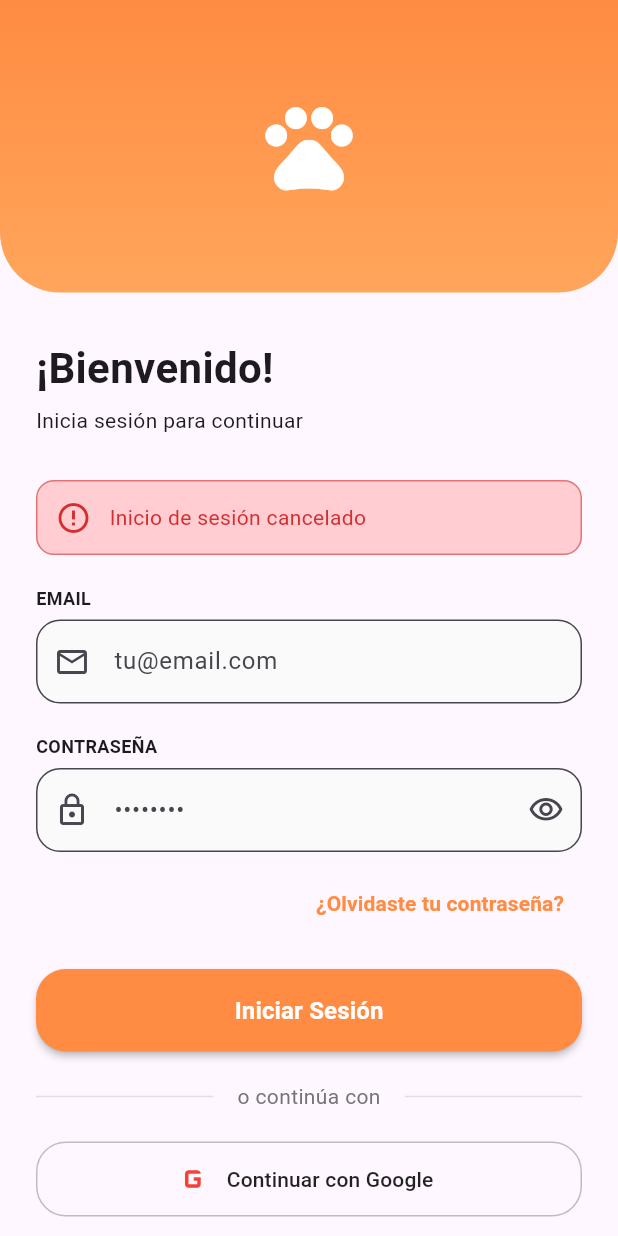
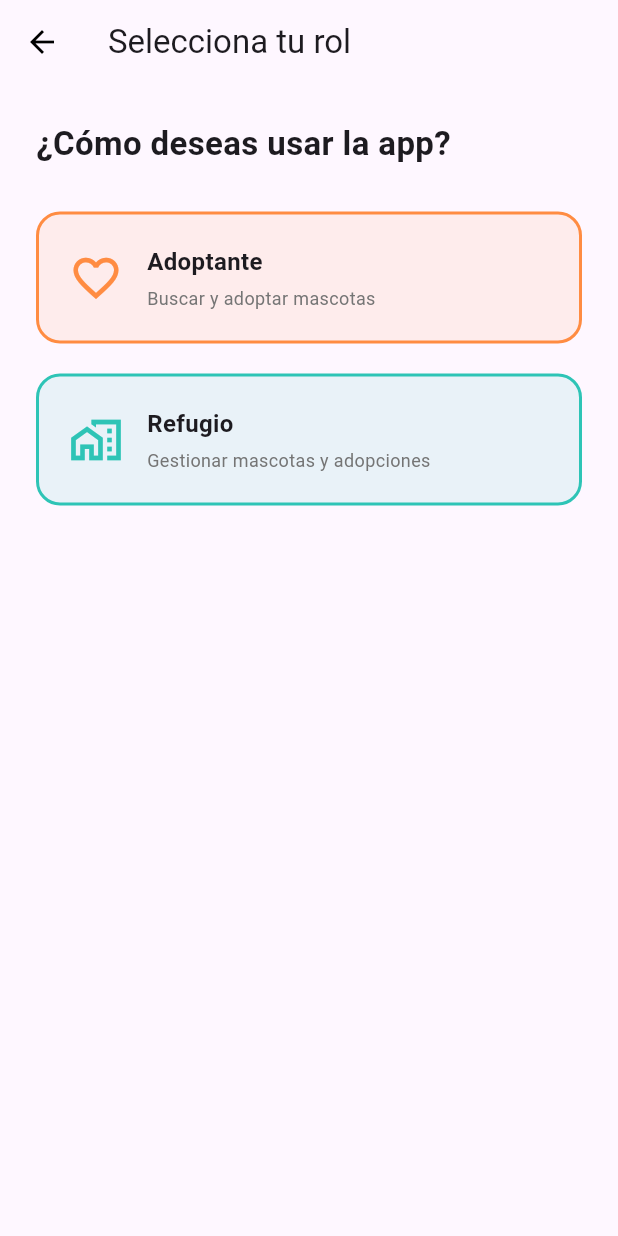
Before and after one commit to jhoncasq231-design/app_pet_adopt, a Flutter app: the screen it shows after launch, after a tap on "Continuar con Google", on a phone screen of 412 x 824 dp. Run offline on Flutter 3.47's test engine with Material 3 defaults, Android fonts, the phone set to English and light mode, and no system bars; our stand-ins replace flutter_dotenv, google_sign_in, image_picker, supabase_flutter; accounts and stored records are empty.

Commit message:
cambio final

```diff
--- a/lib/data/services/google_auth_service.dart
+++ b/lib/data/services/google_auth_service.dart
@@ -1,3 +1,4 @@
+import 'package:app_pet_adopt/presentation/login/role_selection_google_page.dart';
 import 'package:google_sign_in/google_sign_in.dart';
 import 'package:supabase_flutter/supabase_flutter.dart';
 
@@ -9,7 +10,9 @@ class GoogleAuthService {
   static SupabaseClient get _supabase => Supabase.instance.client;
 
   /// Iniciar sesión con Google
-  static Future<Map<String, dynamic>> signInWithGoogle() async {
+  static Future<Map<String, dynamic>> signInWithGoogle({
+  required String rol,
+}) async {
     try {
       // Obtener cuenta de Google
       final GoogleSignInAccount? googleUser = await _googleSignIn.signIn();
@@ -52,14 +55,15 @@ class GoogleAuthService {
   await _supabase.from('profiles').insert({
     'id': userId,
     'email': userEmail,
-            'rol': 'adoptante', // Rol por defecto para OAuth
+    'rol': RoleSelectionGooglePage, // ✅ rol elegido por el usuario
     'nombre': googleUser.displayName ?? userEmail.split('@')[0],
     'foto_perfil': googleUser.photoUrl,
   });
 } catch (profileError) {
   print('Error al crear perfil: $profileError');
-          // Si el perfil ya se creó por trigger, continuamos
+  // Si el perfil ya existe, continuamos
 }
+
 
         return {
           'success': true,
--- a/lib/main.dart
+++ b/lib/main.dart
@@ -1,27 +1,25 @@
 import 'package:flutter/material.dart';
 import 'package:supabase_flutter/supabase_flutter.dart';
+import 'package:flutter_dotenv/flutter_dotenv.dart';
 
 import 'presentation/routes/app_routes.dart';
 import 'presentation/login/login_page.dart';
 import 'presentation/home/home_container_adoptant_page.dart';
 import 'presentation/shelter_admin/home_container_shelter_page.dart';
 
+
 Future<void> main() async {
   WidgetsFlutterBinding.ensureInitialized();
 
-  // Inicializar Supabase
+  await dotenv.load(fileName: ".env");
+
   await Supabase.initialize(
-    url: 'https://qygsuhhtijuzobuwfaxt.supabase.co',
-    anonKey:
-        'eyJhbGciOiJIUzI1NiIsInR5cCI6IkpXVCJ9.eyJpc3MiOiJzdXBhYmFzZSIsInJlZiI6InF5Z3N1aGh0aWp1em9idXdmYXh0Iiwicm9sZSI6ImFub24iLCJpYXQiOjE3Njc2NDM1NTYsImV4cCI6MjA4MzIxOTU1Nn0.Lfv4sTOWkhwVIy8IddOIy2jbPtLAe5w915MlxKDkvlE',
+    url: dotenv.env['SUPABASE_URL']!,
+    anonKey: dotenv.env['SUPABASE_ANON_KEY']!,
   );
-
-  // Firebase y notificaciones desactivados por ahora
-  // Se habilitarán cuando tengas Firebase configurado
 
   runApp(const PetAdoptApp());
 }
-
 class PetAdoptApp extends StatelessWidget {
   const PetAdoptApp({super.key});
 
--- a/lib/presentation/login/login_page.dart
+++ b/lib/presentation/login/login_page.dart
@@ -5,7 +5,8 @@ import '../../data/services/google_auth_service.dart';
 import '../../data/services/adoption_notification_service.dart';
 import '../routes/app_routes.dart';
 import 'forgot_password_page.dart';
-
+import "role_selection_page.dart";
+import "role_selection_google_page.dart";
 class LoginPage extends StatefulWidget {
   const LoginPage({super.key});
 
@@ -88,56 +89,7 @@ class _LoginPageState extends State<LoginPage> {
     );
   }
 
-  void _handleGoogleSignIn() async {
-    setState(() {
-      _isLoading = true;
-      _errorMessage = null;
-    });
 
-    try {
-      final result = await GoogleAuthService.signInWithGoogle();
-
-      if (!mounted) return;
-
-      if (result['success']) {
-        // Obtener el rol del usuario autenticado
-        final userRole = AuthService.getUserRole();
-
-        // Guardar token FCM para notificaciones
-        final userId = AuthService.getCurrentUserId();
-        if (userId != null) {
-          // El token FCM se guardará automáticamente en el servicio de notificaciones
-          await AdoptionNotificationService.saveFCMTokenForUser(
-            userId,
-            '', // El token se obtiene del servicio de notificaciones
-          );
-        }
-
-        // Navegar según el rol
-        if (userRole == 'adoptante') {
-          Navigator.pushReplacementNamed(context, AppRoutes.homeAdoptant);
-        } else if (userRole == 'refugio') {
-          Navigator.pushReplacementNamed(context, AppRoutes.homeShelter);
-        } else {
-          setState(() {
-            _errorMessage = 'Rol de usuario no válido';
-            _isLoading = false;
-          });
-        }
-      } else {
-        setState(() {
-          _errorMessage = result['message'];
-          _isLoading = false;
-        });
-      }
-    } catch (e) {
-      if (!mounted) return;
-      setState(() {
-        _errorMessage = 'Error al iniciar sesión con Google: $e';
-        _isLoading = false;
-      });
-    }
-  }
 
   @override
   Widget build(BuildContext context) {
@@ -357,7 +309,17 @@ class _LoginPageState extends State<LoginPage> {
 
                   // GOOGLE
                   OutlinedButton.icon(
-                    onPressed: _isLoading ? null : _handleGoogleSignIn,
+                    onPressed: _isLoading
+    ? null
+    : () {
+        Navigator.push(
+          context,
+          MaterialPageRoute(
+            builder: (_) => const RoleSelectionGooglePage(),
+          ),
+        );
+      },
+
                     icon: Icon(
                       Icons.g_mobiledata,
                       size: 28,
--- /dev/null
+++ b/lib/presentation/login/role_selection_google_page.dart
@@ -0,0 +1,151 @@
+import 'package:flutter/material.dart';
+import '../../core/colors.dart';
+import '../../data/services/google_auth_service.dart';
+import '../../presentation/routes/app_routes.dart';
+
+class RoleSelectionGooglePage extends StatefulWidget {
+  const RoleSelectionGooglePage({super.key});
+
+  @override
+  State<RoleSelectionGooglePage> createState() =>
+      _RoleSelectionGooglePageState();
+}
+
+class _RoleSelectionGooglePageState extends State<RoleSelectionGooglePage> {
+  bool _isLoading = false;
+  String? _error;
+
+  Future<void> _signInWithGoogle(String rol) async {
+    setState(() {
+      _isLoading = true;
+      _error = null;
+    });
+
+    final result = await GoogleAuthService.signInWithGoogle(rol: rol);
+
+    if (!mounted) return;
+
+    if (result['success']) {
+      if (rol == 'adoptante') {
+        Navigator.pushReplacementNamed(context, AppRoutes.homeAdoptant);
+      } else {
+        Navigator.pushReplacementNamed(context, AppRoutes.homeShelter);
+      }
+    } else {
+      setState(() {
+        _error = result['message'];
+        _isLoading = false;
+      });
+    }
+  }
+
+  @override
+  Widget build(BuildContext context) {
+    return Scaffold(
+      appBar: AppBar(
+        title: const Text('Selecciona tu rol'),
+        backgroundColor: Colors.transparent,
+        elevation: 0,
+        iconTheme: const IconThemeData(color: Colors.black),
+      ),
+      body: Padding(
+        padding: const EdgeInsets.all(24),
+        child: Column(
+          crossAxisAlignment: CrossAxisAlignment.stretch,
+          children: [
+            const Text(
+              '¿Cómo deseas usar la app?',
+              style: TextStyle(fontSize: 22, fontWeight: FontWeight.bold),
+            ),
+            const SizedBox(height: 30),
+
+            _RoleCard(
+              title: 'Adoptante',
+              description: 'Buscar y adoptar mascotas',
+              icon: Icons.favorite_outline,
+              color: AppColors.primaryOrange,
+              onTap: _isLoading ? null : () => _signInWithGoogle('adoptante'),
+            ),
+
+            const SizedBox(height: 20),
+
+            _RoleCard(
+              title: 'Refugio',
+              description: 'Gestionar mascotas y adopciones',
+              icon: Icons.home_work_outlined,
+              color: AppColors.primaryTeal,
+              onTap: _isLoading ? null : () => _signInWithGoogle('refugio'),
+            ),
+
+            if (_isLoading) ...[
+              const SizedBox(height: 30),
+              const Center(child: CircularProgressIndicator()),
+            ],
+
+            if (_error != null) ...[
+              const SizedBox(height: 20),
+              Text(
+                _error!,
+                style: const TextStyle(color: Colors.red),
+                textAlign: TextAlign.center,
+              ),
+            ],
+          ],
+        ),
+      ),
+    );
+  }
+}
+
+class _RoleCard extends StatelessWidget {
+  final String title;
+  final String description;
+  final IconData icon;
+  final Color color;
+  final VoidCallback? onTap;
+
+  const _RoleCard({
+    required this.title,
+    required this.description,
+    required this.icon,
+    required this.color,
+    this.onTap,
+  });
+
+  @override
+  Widget build(BuildContext context) {
+    return GestureDetector(
+      onTap: onTap,
+      child: Container(
+        padding: const EdgeInsets.all(20),
+        decoration: BoxDecoration(
+          borderRadius: BorderRadius.circular(16),
+          border: Border.all(color: color, width: 2),
+          color: color.withOpacity(0.1),
+        ),
+        child: Row(
+          children: [
+            Icon(icon, color: color, size: 36),
+            const SizedBox(width: 16),
+            Column(
+              crossAxisAlignment: CrossAxisAlignment.start,
+              children: [
+                Text(
+                  title,
+                  style: const TextStyle(
+                      fontSize: 16, fontWeight: FontWeight.bold),
+                ),
+                const SizedBox(height: 4),
+                Text(
+                  description,
+                  style:
+                      TextStyle(color: Colors.grey.shade600, fontSize: 12),
+                ),
+              ],
+            ),
+          ],
+        ),
+      ),
+    );
+  }
+}
--- a/lib/presentation/routes/app_routes.dart
+++ b/lib/presentation/routes/app_routes.dart
@@ -12,12 +12,14 @@ import '../ai_chat/ai_chat_page.dart';
 import '../map/map_page.dart';
 import '../adoption_requests/adoption_requests_page.dart';
 import '../pet_detail/pet_detail_page.dart';
+import '../login/role_selection_google_page.dart';
 
 class AppRoutes {
   // nombres de rutas
   static const login = '/login';
   static const registro = '/registro';
   static const roleSelection = '/roles';
+  static const roleSelectionGoogle = '/roles-google';
   static const forgotPassword = '/forgot-password';
   static const homeAdoptant = '/home-adoptant';
   static const homeShelter = '/home-shelter';
@@ -31,6 +33,7 @@ class AppRoutes {
     login: (_) => const LoginPage(),
     registro: (_) => const RegistroPage(),
     roleSelection: (_) => const RoleSelectionPage(),
+    roleSelectionGoogle: (_) => const RoleSelectionGooglePage(),
     forgotPassword: (_) => const ForgotPasswordPage(),
     homeAdoptant: (_) => const HomeContainerAdoptantPage(),
     homeShelter: (_) => const HomeContainerShelterPage(),
--- a/lib/services/auth_service.dart
+++ /dev/null
@@ -1,79 +0,0 @@
-// Modelo de usuario
-class User {
-  final String email;
-  final String password;
-  final String role; // 'adoptante' o 'refugio'
-
-  User({required this.email, required this.password, required this.role});
-}
-
-// Servicio de autenticación (mock)
-class AuthService {
-  // Base de datos en memoria (mock)
-  static final Map<String, User> _users = {
-    'adoptante@test.com': User(
-      email: 'adoptante@test.com',
-      password: '123456',
-      role: 'adoptante',
-    ),
-    'refugio@test.com': User(
-      email: 'refugio@test.com',
-      password: '123456',
-      role: 'refugio',
-    ),
-  };
-
-  static User? _currentUser;
-
-  // Registrar nuevo usuario
-  static Future<bool> register({
-    required String email,
-    required String password,
-    required String role,
-  }) async {
-    // Verificar si el email ya existe
-    if (_users.containsKey(email)) {
-      return false; // Email ya registrado
-    }
-
-    // Crear nuevo usuario
-    _users[email] = User(email: email, password: password, role: role);
-
-    return true; // Registro exitoso
-  }
-
-  // Login
-  static Future<bool> login({
-    required String email,
-    required String password,
-  }) async {
-    final user = _users[email];
-
-    if (user != null && user.password == password) {
-      _currentUser = user;
-      return true; // Login exitoso
-    }
-
-    return false; // Credenciales inválidas
-  }
-
-  // Obtener usuario actual
-  static Future<User?> getCurrentUser() async {
-    return _currentUser;
-  }
-
-  // Obtener rol del usuario actual
-  static Future<String?> getUserRole() async {
-    return _currentUser?.role;
-  }
-
-  // Logout
-  static Future<void> logout() async {
-    _currentUser = null;
-  }
-
-  // Verificar si está logueado
-  static Future<bool> isLoggedIn() async {
-    return _currentUser != null;
-  }
-}
```
Also changed, not shown: pubspec.yaml (+3 -4 lines), lib/firebase_options.dart (deleted), pubspec.lock, 2 other files. Lines whose indentation alone changed are shown as unchanged.
